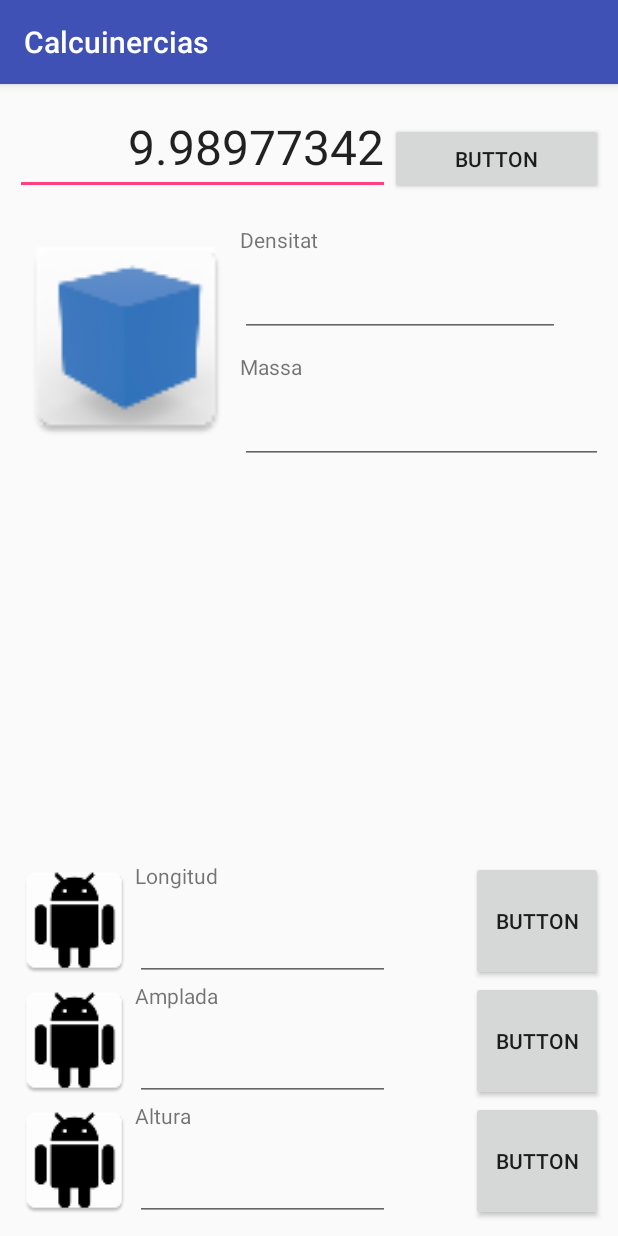
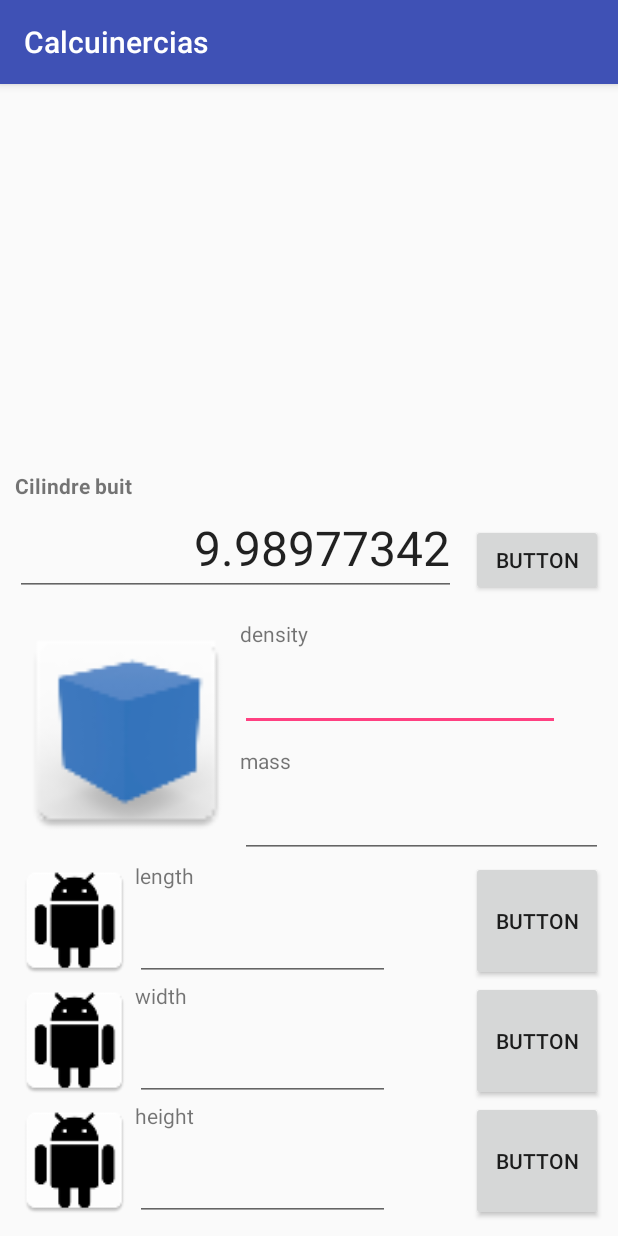
Before and after one commit to franrib/Calcuinercias, an Android app: the screen it shows after launch (CalculatorActivity), after a tap on an icon or button, on a phone screen of 412 x 824 dp. Run offline under Robolectric (Android 15) with nearby library versions, the phone set to English and light mode, and no system bars.

Commit message:
Canvis al layout. Detectar al moment que es clica un boto, quina figura es vol calcular, enviar la info a la seguent activitat i colocar el titol corresponent. (això últim no funciona)

```diff
--- a/app/src/main/java/edu/upc/eet/pma/calcuinercias/Calcu1Activity.java
+++ b/app/src/main/java/edu/upc/eet/pma/calcuinercias/Calcu1Activity.java
@@ -25,23 +25,42 @@ public class Calcu1Activity extends AppCompatActivity {
         ImageButton btn_esfera = (ImageButton) findViewById(R.id.btn_esfera);
         ImageButton btn_cub = (ImageButton) findViewById(R.id.btn_cub);
 
-     btn_cilindre.setOnClickListener(new View.OnClickListener() {
-         @Override
-         public void onClick(View v) {
-             Intent calcular = new Intent(Calcu1Activity.this, CalculatorActivity.class);
-             startActivity(calcular);
+        Click_Listener(btn_cilindre);
+        Click_Listener(btn_basic);
+        Click_Listener(btn_cil_buit);
+        Click_Listener(btn_con);
+        Click_Listener(btn_cub);
+        Click_Listener(btn_esfera);
 
-         }
-     });
 
-        btn_con.setOnClickListener(new View.OnClickListener() {
+
+    }
+
+    private void Click_Listener(final ImageButton btn_type) {
+        btn_type.setOnClickListener(new View.OnClickListener() {
             @Override
             public void onClick(View v) {
-                Intent calcular = new Intent(Calcu1Activity.this,CalculatorActivity.class);
+                Intent calcular = new Intent (Calcu1Activity.this, CalculatorActivity.class);
+
+
+                for(int i=0;i<5;i++) {
+                    String[] all_titles = getResources().getStringArray(R.array.all_titles);
+                    String t0 = all_titles[i];
+                    String[] parts = t0.split(";");
+                    String btn = parts[1];
+                    String boto = btn_type.getResources().getResourceName(v.getId());
+
+                    if (parts[1]== boto){
+                        String patata = parts [0];
+                        i=5;
+                        calcular.putExtra("tit_pag",patata);
+                    }
+                }
+
+
                 startActivity(calcular);
             }
         });
-
     }
 
-    }
+}
--- a/app/src/main/java/edu/upc/eet/pma/calcuinercias/CalculatorActivity.java
+++ b/app/src/main/java/edu/upc/eet/pma/calcuinercias/CalculatorActivity.java
@@ -1,17 +1,10 @@
 package edu.upc.eet.pma.calcuinercias;
-
 import android.content.Intent;
-import android.support.v4.view.GestureDetectorCompat;
 import android.support.v7.app.AppCompatActivity;
 import android.os.Bundle;
-import android.view.GestureDetector;
-import android.view.MotionEvent;
-
+import android.widget.TextView;
 
 public class CalculatorActivity extends AppCompatActivity {
-
-    private GestureDetectorCompat gestureObject;
-
 
 
     @Override
@@ -19,32 +12,20 @@ public class CalculatorActivity extends AppCompatActivity {
         super.onCreate(savedInstanceState);
         setContentView(R.layout.activity_calculator_relative);
 
+        TextView titol_pagina = (TextView) findViewById(R.id.titol_pagina);
 
-        gestureObject = new GestureDetectorCompat(this, new LearnGesture());
+        //String title = intent.getStringExtra("tit_pag");
 
+        Intent intent=getIntent();
+        Bundle title =intent.getExtras();
+
+        if (title != null) {
+            String titol_pag = (String) title.get("tit_pag");
+            titol_pagina.setText(titol_pag);
+        }
 
 
 
     }
 
-    @Override
-    public boolean onTouchEvent (MotionEvent event){
-        this.gestureObject.onTouchEvent(event);
-        return super.onTouchEvent(event);
-
     }
-
-    class LearnGesture extends GestureDetector.SimpleOnGestureListener{
-
-    @Override
-
-        public boolean onFling (MotionEvent event1, MotionEvent event2, float velocityX, float velocityY){
-        if (event2.getX() < event1.getX()){
-            Intent enrrere = new Intent(CalculatorActivity.this, Calcu1Activity.class);
-            startActivity(enrrere);
-        }
-        return true;
-    }
-
-    }
-}
--- a/app/src/main/res/layout/activity_calculator_relative.xml
+++ b/app/src/main/res/layout/activity_calculator_relative.xml
@@ -11,31 +11,6 @@
     >
 
 
-    <ImageView
-        android:layout_width="150dp"
-        app:srcCompat="@mipmap/cub"
-        android:id="@+id/diagrama"
-        android:layout_below="@+id/resultat"
-        android:layout_alignParentLeft="true"
-        android:layout_alignParentStart="true"
-        android:layout_marginTop="20dp"
-        android:layout_height="150dp" />
-
-    <EditText
-        android:layout_width="wrap_content"
-        android:layout_height="wrap_content"
-        android:inputType="textPersonName"
-        android:text="9.98977342"
-        android:ems="10"
-        android:id="@+id/resultat"
-        android:layout_alignParentLeft="true"
-        android:layout_alignParentStart="true"
-        android:layout_toStartOf="@+id/b_unitats_resultat"
-        android:textSize="32sp"
-        android:textAlignment="textEnd"
-        android:gravity="end"
-        android:layout_toLeftOf="@+id/b_unitats_resultat" />
-
     <EditText
         android:layout_width="wrap_content"
         android:layout_height="wrap_content"
@@ -47,7 +22,7 @@
         android:layout_marginTop="10dp" />
 
     <TextView
-        android:text="Massa"
+        android:text="@string/Mass"
         android:layout_width="wrap_content"
         android:layout_height="wrap_content"
         android:layout_below="@+id/valor_densitat"
@@ -77,17 +52,6 @@
         android:layout_alignParentStart="true"
         android:id="@+id/im_altura" />
 
-    <Button
-        android:text="Button"
-        android:layout_width="wrap_content"
-        android:layout_height="wrap_content"
-        android:id="@+id/b_unitats_resultat"
-        android:layout_alignBottom="@+id/resultat"
-        android:layout_alignParentRight="true"
-        android:layout_alignParentEnd="true"
-        android:layout_toRightOf="@+id/valor_long"
-        android:layout_toEndOf="@+id/valor_long" />
-
     <ImageView
         android:layout_width="80dp"
         android:layout_height="80dp"
@@ -107,7 +71,7 @@
         android:id="@+id/im_long" />
 
     <TextView
-        android:text="Longitud"
+        android:text="@string/Length"
         android:layout_width="wrap_content"
         android:layout_height="wrap_content"
         android:layout_alignTop="@+id/im_long"
@@ -116,7 +80,7 @@
         android:id="@+id/titol_long" />
 
     <TextView
-        android:text="Altura"
+        android:text="@string/Height"
         android:layout_width="wrap_content"
         android:layout_height="wrap_content"
         android:layout_below="@+id/im_amplada"
@@ -126,7 +90,7 @@
         android:layout_alignEnd="@+id/diagrama" />
 
     <TextView
-        android:text="Amplada"
+        android:text="@string/Width"
         android:layout_width="wrap_content"
         android:layout_height="wrap_content"
         android:id="@+id/titol_amplada"
@@ -142,12 +106,13 @@
         android:id="@+id/units_altura"
         android:layout_below="@+id/units_amplada"
         android:layout_toEndOf="@+id/valor_altura"
+        android:layout_toRightOf="@id/valor_altura"
         android:layout_alignParentBottom="true"
         android:layout_alignLeft="@+id/units_amplada"
         android:layout_alignStart="@+id/units_amplada" />
 
     <TextView
-        android:text="Densitat"
+        android:text="@string/Density"
         android:layout_width="wrap_content"
         android:layout_height="wrap_content"
         android:id="@+id/titol_densitat"
@@ -209,4 +174,53 @@
         android:layout_alignParentBottom="true"
         android:layout_below="@+id/titol_altura" />
 
+    <ImageView
+        android:layout_width="150dp"
+        app:srcCompat="@mipmap/cub"
+        android:id="@+id/diagrama"
+        android:layout_height="150dp"
+        android:layout_above="@+id/im_long"
+        android:layout_alignParentLeft="true"
+        android:layout_alignParentStart="true"
+        android:layout_marginBottom="11dp" />
+
+    <EditText
+        android:layout_width="wrap_content"
+        android:layout_height="wrap_content"
+        android:inputType="textPersonName"
+        android:text="9.98977342"
+        android:ems="10"
+        android:id="@+id/resultat"
+        android:textSize="32sp"
+        android:textAlignment="textEnd"
+        android:gravity="end"
+        android:layout_above="@+id/titol_densitat"
+        android:layout_alignParentLeft="true"
+        android:layout_alignParentStart="true"
+        android:layout_marginBottom="15dp"
+        android:layout_toLeftOf="@+id/b_unitats_resultat"
+        android:layout_toStartOf="@+id/b_unitats_resultat"
+        android:layout_marginRight="10dp" />
+
+    <TextView
+        android:text="Cilindre buit"
+        android:layout_width="wrap_content"
+        android:layout_height="wrap_content"
+        android:layout_above="@+id/resultat"
+        android:layout_alignParentLeft="true"
+        android:layout_alignParentStart="true"
+        android:id="@+id/titol_pagina"
+        android:layout_alignParentRight="true"
+        android:layout_alignParentEnd="true"
+        android:textStyle="normal|bold" />
+
+    <Button
+        android:text="Button"
+        android:layout_width="wrap_content"
+        android:layout_height="wrap_content"
+        android:id="@+id/b_unitats_resultat"
+        android:layout_alignBottom="@+id/resultat"
+        android:layout_alignParentRight="true"
+        android:layout_alignParentEnd="true" />
+
 </RelativeLayout>
--- a/app/src/main/res/values/strings.xml
+++ b/app/src/main/res/values/strings.xml
@@ -1,3 +1,19 @@
 <resources>
     <string name="app_name">Calcuinercias</string>
+    <string name="Mass">mass</string>
+    <string name="Length">length</string>
+    <string name="Height">height</string>
+    <string name="Width">width</string>
+    <string name="Density">density</string>
+
+
+    <array name="all_titles">
+        <item>Cilindre;btn_cilindre</item>
+        <item>Cilindre Buit;btn_cil_buit</item>
+        <item>Cub;btn_cub</item>
+        <item>Con;btn_con</item>
+        <item>Esfera;btn_esfera</item>
+        <item>Simple;btn_basic</item>
+    </array>
+
 </resources>
```
